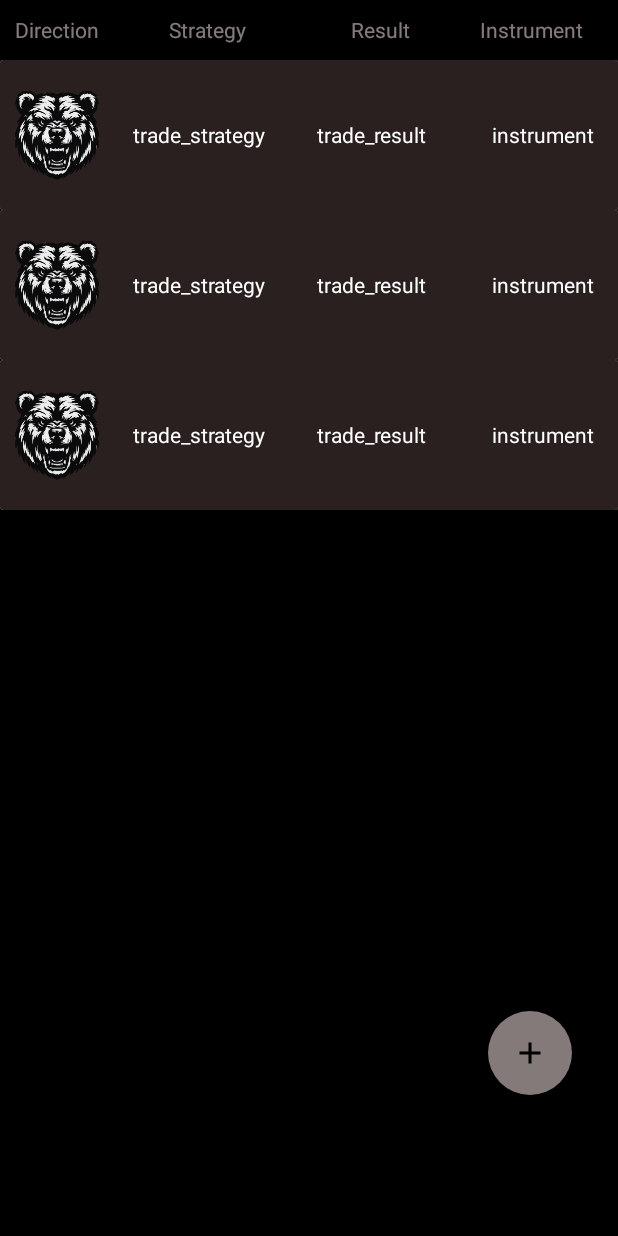
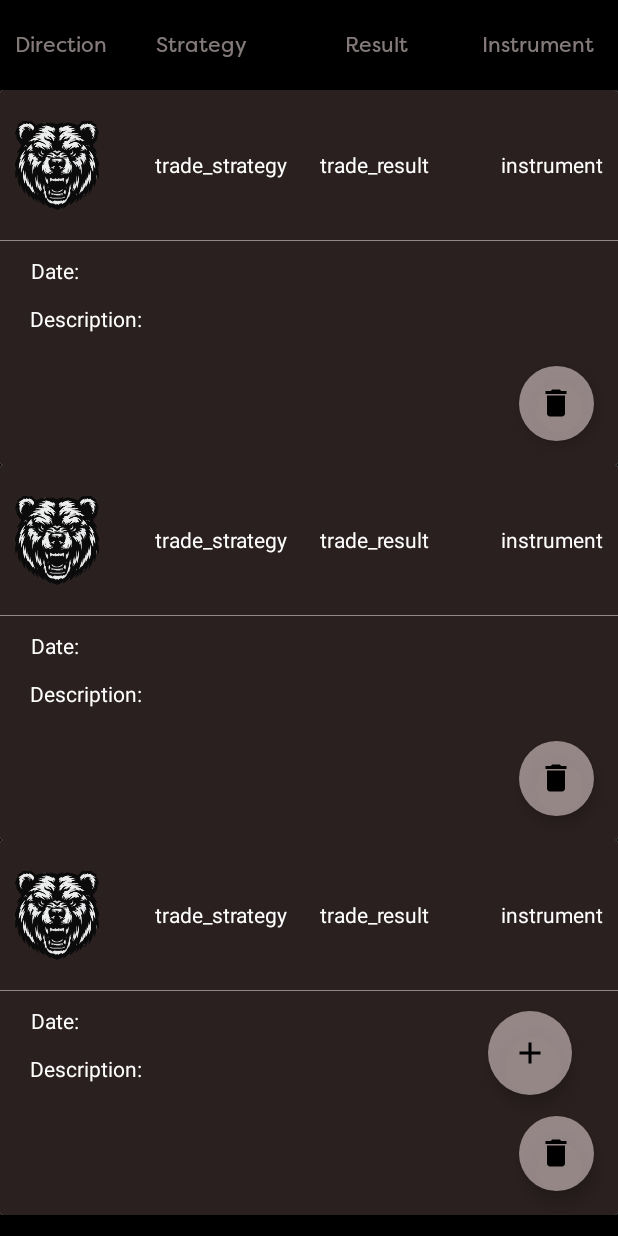
Before and after one commit to fenrir-afk/TradeStat, an Android app: the layout fragment_trade.xml on its own in the app's theme, with its tools: preview values and no code run, on a phone screen of 412 x 824 dp. Run offline under Robolectric (Android 15) with nearby library versions, the phone set to English and light mode, and no system bars.

Commit message:
Implementing the extensibility of a RecyclerView item

```diff
--- a/app/src/main/java/com/example/tradestat/data/TradesDao.kt
+++ b/app/src/main/java/com/example/tradestat/data/TradesDao.kt
@@ -4,6 +4,7 @@ import androidx.lifecycle.LiveData
 import androidx.room.Dao
 import androidx.room.Delete
 import androidx.room.Insert
+import androidx.room.OnConflictStrategy
 import androidx.room.Query
 import com.example.tradestat.data.model.Trade
 @Dao
@@ -11,8 +12,9 @@ interface TradesDao {
     @Query("SELECT * FROM trade_table")
     fun getAll(): LiveData<List<Trade>>
     @Insert
-    fun insert(vararg users: Trade)
+    fun insert(vararg trades: Trade)
+
 
     @Delete
-    fun delete(user: Trade)
+    fun delete(trades: Trade)
 }
--- a/app/src/main/java/com/example/tradestat/ui/dashboard/TradeAdapter.kt
+++ b/app/src/main/java/com/example/tradestat/ui/dashboard/TradeAdapter.kt
@@ -5,21 +5,27 @@ import android.view.LayoutInflater
 import android.view.View
 import android.view.ViewGroup
 import android.widget.ImageView
+import android.widget.LinearLayout
 import android.widget.TextView
+import androidx.constraintlayout.widget.ConstraintLayout
 import androidx.recyclerview.widget.RecyclerView
 import com.example.tradestat.R
 import com.example.tradestat.data.model.Trade
 
+class TradeAdapter : RecyclerView.Adapter<TradeAdapter.TradeViewHolder>() {
+    private lateinit var tradeList: List<Trade>
+    private val expandedPositions = mutableSetOf<Int>() // Set to store the expanded positions
 
-class TradeAdapter: RecyclerView.Adapter<TradeAdapter.TradeViewHolder>() {
-    private lateinit var  tradeList: List<Trade>
     class TradeViewHolder(itemView: View) : RecyclerView.ViewHolder(itemView) {
-        val background: ImageView = itemView.findViewById(R.id.backgroundColor)
+        val child_layout: ConstraintLayout = itemView.findViewById(R.id.child_layout)
+        val background: ImageView = itemView.findViewById(R.id.background)
+        val parent_layout: LinearLayout = itemView.findViewById(R.id.parent_layout)
         val strategyName: TextView = itemView.findViewById(R.id.strategy)
         val TradeResult: TextView = itemView.findViewById(R.id.result)
         val InstrumentName: TextView = itemView.findViewById(R.id.instrument)
         val img: ImageView = itemView.findViewById(R.id.img)
     }
+
     override fun onCreateViewHolder(parent: ViewGroup, viewType: Int): TradeViewHolder {
         val itemView = LayoutInflater.from(parent.context).inflate(
             R.layout.list_item,
@@ -30,24 +36,43 @@ class TradeAdapter: RecyclerView.Adapter<TradeAdapter.TradeViewHolder>() {
     }
 
     override fun onBindViewHolder(holder: TradeViewHolder, position: Int) {
-        if (position.mod(2) == 1){
-            holder.background.setBackgroundColor(Color.BLACK)
-        }
-        if (tradeList[position].tradeResult == "Victory"){
+        //set color according to trade result
+        if (tradeList[position].tradeResult == "Victory") {
             holder.TradeResult.setTextColor(Color.GREEN)
-        }else {
+        } else {
             holder.TradeResult.setTextColor(Color.RED)
         }
+        //
         holder.strategyName.text = tradeList[position].strategy
         holder.TradeResult.text = tradeList[position].tradeResult
         holder.InstrumentName.text = tradeList[position].instrument
-        if (tradeList[position].tradeDirection == "Short"){
+        //set image resource according to trade direction
+        if (tradeList[position].tradeDirection == "Short") {
             holder.img.setImageResource(R.drawable.bear)
-        }else{
+        } else {
             holder.img.setImageResource(R.drawable.mull)
         }
+        //set background color
+        if (position.mod(2) == 1){
+            holder.background.setBackgroundColor(Color.BLACK)
+        } else {
+            holder.background.setBackgroundResource(R.color.background)
+        }
+        //Implementation of extensibility of resyclerView item
+        val isExpanded = expandedPositions.contains(position)
+        holder.child_layout.visibility = if (isExpanded) View.VISIBLE else View.GONE
+
+        holder.parent_layout.setOnClickListener {
+            if (isExpanded) {
+                expandedPositions.remove(position)
+            } else {
+                expandedPositions.add(position)
+            }
+            notifyItemChanged(position) // Only notify the changed item
+        }
     }
-    fun setData(trades:List<Trade>){
+
+    fun setData(trades: List<Trade>) {
         tradeList = trades
         notifyDataSetChanged()
     }
--- /dev/null
+++ b/app/src/main/res/drawable/ic_delete.xml
@@ -0,0 +1,5 @@
+<vector android:height="18dp" android:tint="#000000"
+    android:viewportHeight="24" android:viewportWidth="24"
+    android:width="18dp" xmlns:android="http://schemas.android.com/apk/res/android">
+    <path android:fillColor="@android:color/white" android:pathData="M6,19c0,1.1 0.9,2 2,2h8c1.1,0 2,-0.9 2,-2V7H6v12zM19,4h-3.5l-1,-1h-5l-1,1H5v2h14V4z"/>
+</vector>
--- a/app/src/main/res/layout/fragment_trade.xml
+++ b/app/src/main/res/layout/fragment_trade.xml
@@ -18,11 +18,12 @@
         app:layout_constraintTop_toTopOf="parent">
         <LinearLayout
             android:layout_width="match_parent"
-            android:layout_height="40dp">
+            android:layout_height="60dp">
             <TextView
                 android:layout_width="wrap_content"
                 android:layout_height="match_parent"
                 android:layout_weight="1"
+                android:fontFamily="@font/pro_regular"
                 android:layout_marginStart="10dp"
                 android:textColor="@color/lightGray"
                 android:gravity="center_vertical"
@@ -32,6 +33,8 @@
                 android:layout_width="wrap_content"
                 android:layout_height="match_parent"
                 android:layout_weight="1"
+                android:fontFamily="@font/pro_regular"
+                android:layout_marginEnd="15dp"
                 android:textColor="@color/lightGray"
                 android:gravity="center_vertical"
                 android:text="Strategy"
@@ -40,14 +43,16 @@
                 android:layout_width="wrap_content"
                 android:layout_height="match_parent"
                 android:layout_weight="1"
+                android:fontFamily="@font/pro_regular"
                 android:textColor="@color/lightGray"
                 android:gravity="center"
+                android:layout_marginEnd="15dp"
                 android:text="Result"
                 />
             <TextView
                 android:layout_width="wrap_content"
                 android:layout_height="match_parent"
-
+                android:fontFamily="@font/pro_regular"
                 android:layout_weight="1"
                 android:textColor="@color/lightGray"
                 android:gravity="center"
--- a/app/src/main/res/layout/list_item.xml
+++ b/app/src/main/res/layout/list_item.xml
@@ -3,15 +3,16 @@
     xmlns:tools="http://schemas.android.com/tools"
     android:layout_width="match_parent"
     xmlns:app="http://schemas.android.com/apk/res-auto"
-    android:layout_height="100dp">
+    android:layout_height="wrap_content">
     <ImageView
-        android:id="@+id/backgroundColor"
+        android:id="@+id/background"
         android:layout_width="match_parent"
         android:layout_height="match_parent"
         android:background="@color/background"/>
     <LinearLayout
+        android:id="@+id/parent_layout"
         android:layout_width="match_parent"
-        android:layout_height="match_parent"
+        android:layout_height="100dp"
         android:orientation="horizontal">
 
         <ImageView
@@ -25,34 +26,98 @@
             android:id="@+id/strategy"
             android:layout_width="50dp"
             android:layout_height="match_parent"
-            android:layout_marginStart="15dp"
+            android:layout_marginStart="35dp"
             android:text="trade_strategy"
             android:textColor="@color/white"
             android:textSize="14sp"
             android:layout_weight="1"
-            android:gravity="center"/>
+            android:gravity="center_vertical"/>
 
         <TextView
             android:id="@+id/result"
             android:layout_width="50dp"
             android:layout_height="match_parent"
-            android:layout_marginStart="15dp"
             android:text="trade_result"
             android:textColor="@color/white"
             android:textSize="14sp"
+            android:layout_marginEnd="15dp"
             android:layout_weight="1"
             android:gravity="center"/>
         <TextView
             android:id="@+id/instrument"
-            android:layout_width="50dp"
+            android:layout_width="30dp"
             android:layout_height="match_parent"
-            android:layout_marginStart="15dp"
             android:text="instrument"
+            android:layout_marginStart="20dp"
             android:textColor="@color/white"
             android:textSize="14sp"
             android:layout_weight="1"
-            android:gravity="center"/>
+            android:gravity="center_vertical"/>
     </LinearLayout>
+    <androidx.constraintlayout.widget.ConstraintLayout
+        android:id="@+id/child_layout"
+        android:layout_width="match_parent"
+        android:layout_height="150dp"
+        android:layout_marginTop="100dp">
+
+        <View
+            android:layout_width="match_parent"
+            android:layout_height="2dp"
+            android:layout_marginBottom="150dp"
+            android:background="@color/lightGray"
+            app:layout_constraintBottom_toBottomOf="parent"
+            app:layout_constraintEnd_toEndOf="parent"
+            app:layout_constraintHorizontal_bias="0.0"
+            app:layout_constraintStart_toStartOf="parent" />
+
+        <TextView
+            android:id="@+id/Date"
+            android:layout_width="wrap_content"
+            android:layout_height="wrap_content"
+            android:layout_marginBottom="120dp"
+            android:gravity="top"
+            android:text="Date: "
+            android:textColor="@color/white"
+            android:textSize="14sp"
+            app:layout_constraintBottom_toBottomOf="parent"
+            app:layout_constraintEnd_toEndOf="parent"
+            app:layout_constraintHorizontal_bias="0.054"
+            app:layout_constraintStart_toStartOf="parent" />
+
+        <TextView
+            android:id="@+id/Description"
+            android:layout_width="match_parent"
+            android:layout_height="100dp"
+            android:gravity="top"
+            android:text="Description: "
+            android:layout_marginStart="20dp"
+            android:layout_marginTop="35dp"
+            android:textColor="@color/white"
+            android:textSize="14sp"
+            app:layout_constraintBottom_toBottomOf="parent"
+            app:layout_constraintEnd_toEndOf="parent"
+            app:layout_constraintStart_toStartOf="parent"
+            app:layout_constraintTop_toTopOf="parent" />
+
+        <com.google.android.material.floatingactionbutton.FloatingActionButton
+            android:id="@+id/fab"
+            android:layout_width="50dp"
+            android:layout_height="50dp"
+            android:layout_gravity="end|bottom"
+            android:layout_margin="16dp"
+            android:contentDescription="Delete"
+            android:src="@drawable/ic_delete"
+            app:backgroundTint="@color/lightGray"
+            app:borderWidth="0dp"
+            app:fabCustomSize="50dp"
+            app:layout_constraintBottom_toBottomOf="parent"
+            app:layout_constraintEnd_toEndOf="parent"
+            app:layout_constraintHorizontal_bias="1.0"
+            app:layout_constraintStart_toStartOf="parent"
+            app:layout_constraintTop_toTopOf="parent"
+            app:layout_constraintVertical_bias="1.0" />
+
+    </androidx.constraintlayout.widget.ConstraintLayout>
 
 
 
```
